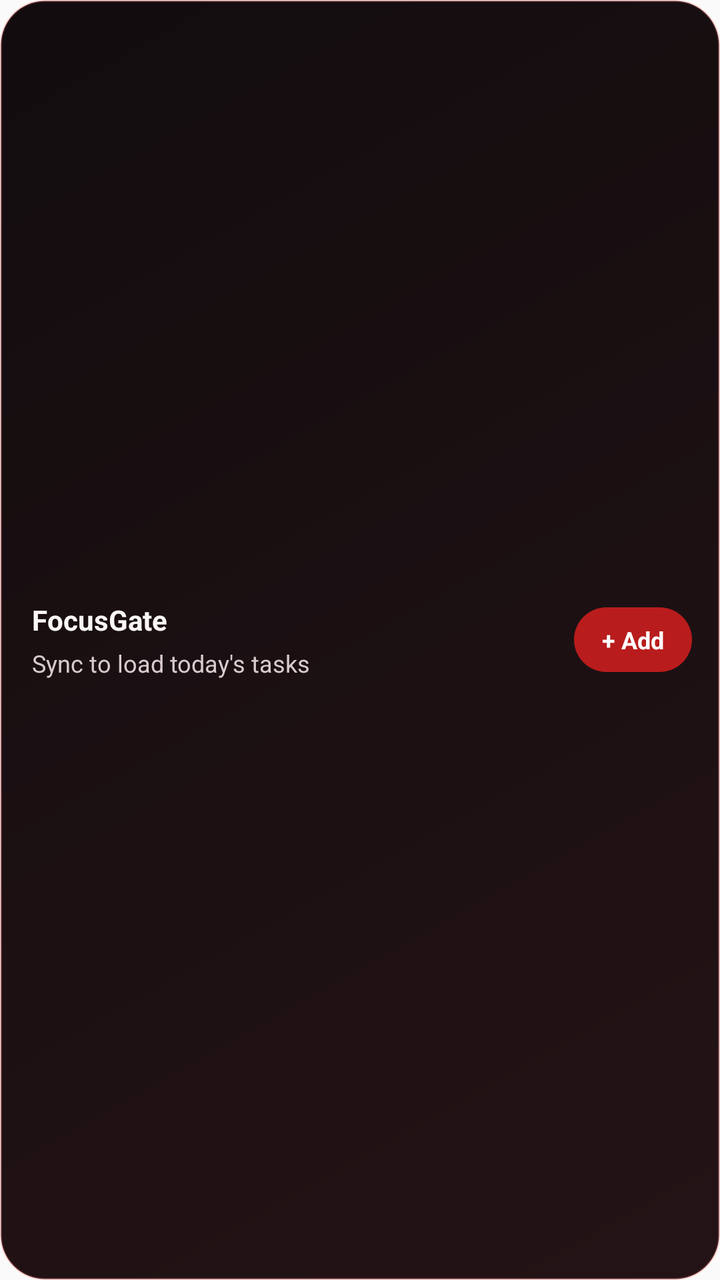
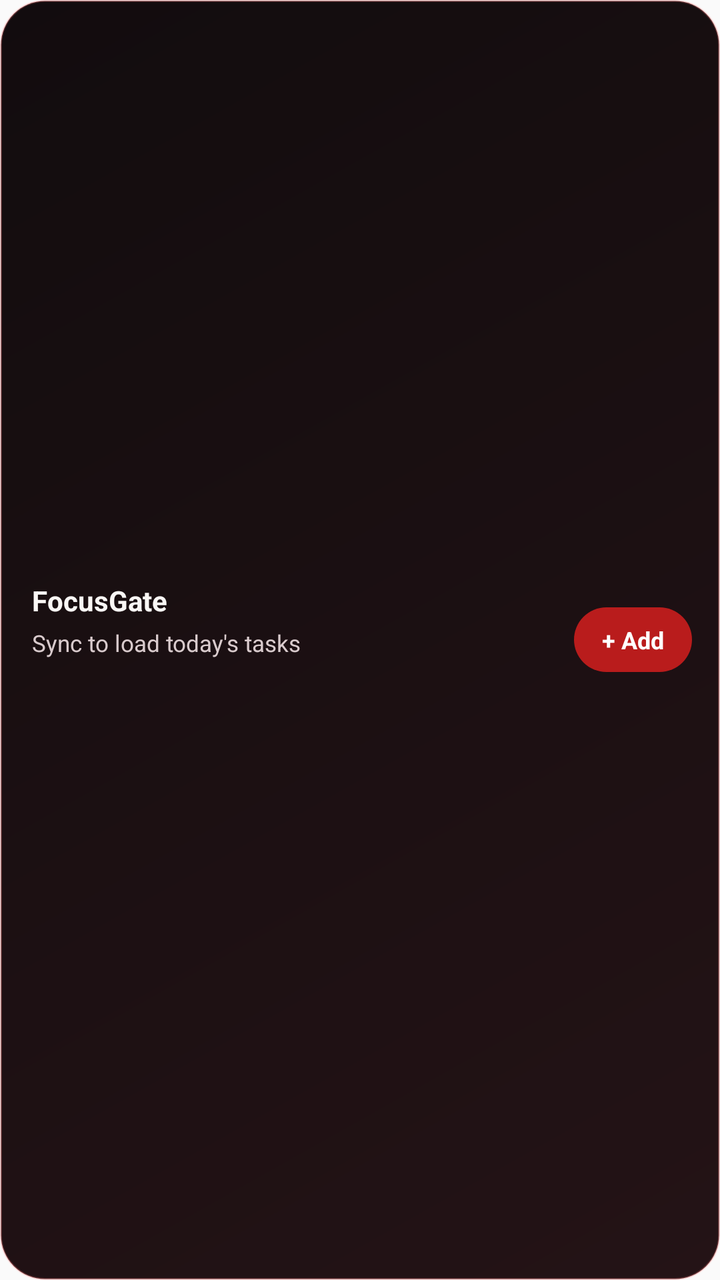

Two renders of the same Android screen: before a commit and after it. Below are the layout's source before the change and the commit's diff.
<!-- AndroidManifest.xml: application theme Theme.FocusGate -->
<!-- res/layout/widget_focusgate.xml -->
<?xml version="1.0" encoding="utf-8"?>
<LinearLayout xmlns:android="http://schemas.android.com/apk/res/android"
    android:id="@+id/widget_root"
    android:layout_width="match_parent"
    android:layout_height="match_parent"
    android:background="@drawable/widget_bg"
    android:gravity="center_vertical"
    android:orientation="horizontal"
    android:paddingStart="16dp"
    android:paddingTop="14dp"
    android:paddingEnd="14dp"
    android:paddingBottom="14dp">

    <LinearLayout
        android:layout_width="0dp"
        android:layout_height="wrap_content"
        android:layout_weight="1"
        android:orientation="vertical">

        <TextView
            android:id="@+id/widget_title"
            android:layout_width="wrap_content"
            android:layout_height="wrap_content"
            android:text="FocusGate"
            android:textColor="#FAF7F5"
            android:textSize="14sp"
            android:textStyle="bold" />

        <TextView
            android:id="@+id/widget_status"
            android:layout_width="wrap_content"
            android:layout_height="wrap_content"
            android:layout_marginTop="4dp"
            android:text="Sync to load today's tasks"
            android:textColor="#D9CBCD"
            android:textSize="12sp" />
    </LinearLayout>

    <TextView
        android:id="@+id/widget_add_btn"
        android:layout_width="wrap_content"
        android:layout_height="wrap_content"
        android:layout_marginStart="10dp"
        android:background="@drawable/widget_btn_bg"
        android:paddingStart="14dp"
        android:paddingTop="8dp"
        android:paddingEnd="14dp"
        android:paddingBottom="8dp"
        android:text="+ Add"
        android:textColor="#FFFFFF"
        android:textSize="12sp"
        android:textStyle="bold" />
</LinearLayout>
<!-- resources referenced by this layout -->
<resources>
  <!-- drawable widget_bg (drawable) -->
  <?xml version="1.0" encoding="utf-8"?>
  <shape xmlns:android="http://schemas.android.com/apk/res/android"
      android:shape="rectangle">
      <gradient
          android:angle="135"
          android:startColor="#241316"
          android:endColor="#120C0E" />
      <corners android:radius="22dp" />
      <stroke
          android:width="1dp"
          android:color="#44F87171" />
  </shape>
  <!-- drawable widget_btn_bg (drawable) -->
  <?xml version="1.0" encoding="utf-8"?>
  <shape xmlns:android="http://schemas.android.com/apk/res/android"
      android:shape="rectangle">
      <solid android:color="#B91C1C" />
      <corners android:radius="999dp" />
  </shape>
  <style name="Theme.FocusGate" parent="android:Theme.Material.Light.NoActionBar">
          <item name="android:statusBarColor">@android:color/white</item>
          <item name="android:windowLightStatusBar">true</item>
      </style>
</resources>

<!-- the commit's change to res/layout/widget_focusgate.xml (unified diff, before → after) -->
@@ -33,7 +33,18 @@
             android:layout_marginTop="4dp"
             android:text="Sync to load today's tasks"
             android:textColor="#D9CBCD"
-            android:textSize="12sp" />
+            android:textSize="11.5sp" />
+
+        <TextView
+            android:id="@+id/widget_tasks_preview"
+            android:layout_width="wrap_content"
+            android:layout_height="wrap_content"
+            android:layout_marginTop="4dp"
+            android:ellipsize="end"
+            android:maxLines="3"
+            android:text=""
+            android:textColor="#FAF7F5"
+            android:textSize="11.5sp" />
     </LinearLayout>
 
     <TextView
